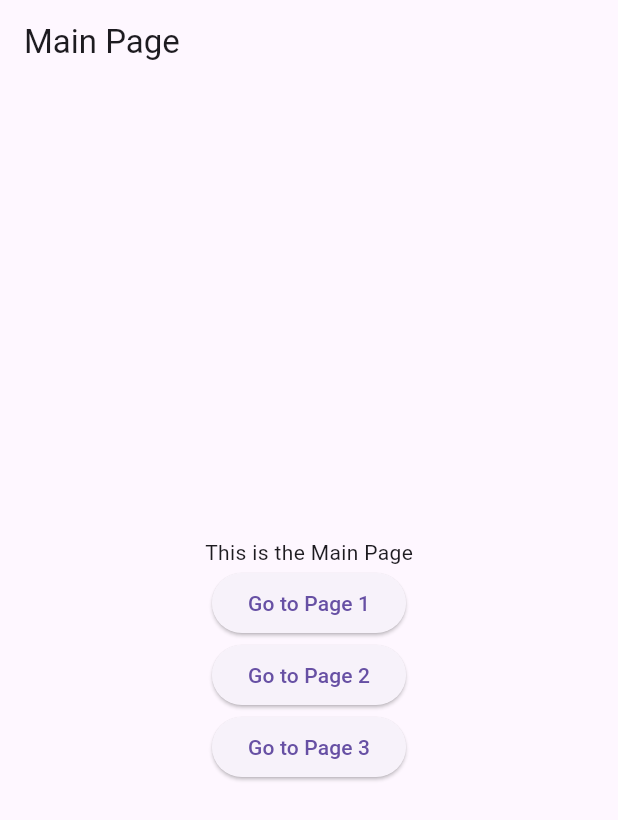
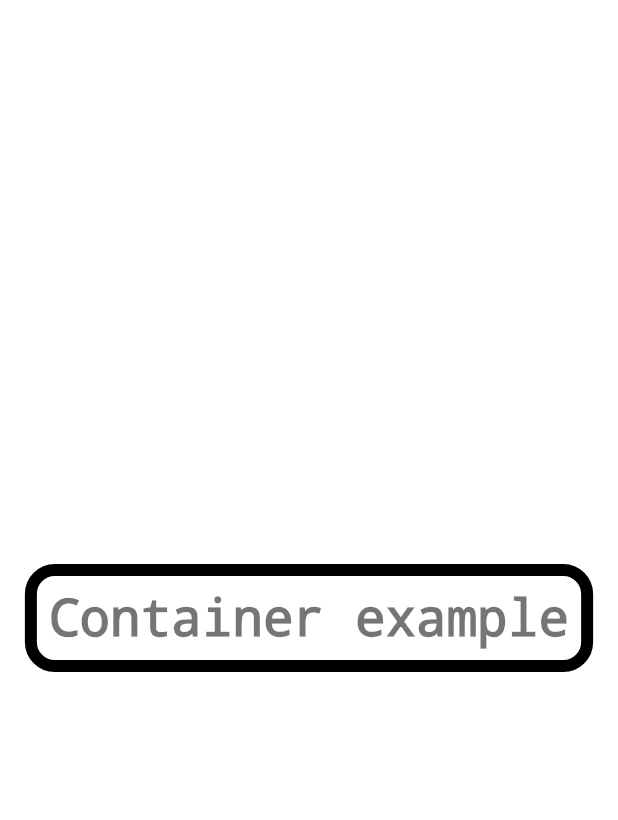
Before and after one commit to ONYIBEFAITHEKUMA/Flutter_Project, a Flutter app: the screen it shows after launch, on a phone screen of 412 x 824 dp. Shown: the top 820 px of the screen. Run offline on Flutter 3.47's test engine with Material 3 defaults, Android fonts, the phone set to English and light mode, and no system bars.

Commit message:
created a file called container.dart, added learnt how container works, added some styleing to it

```diff
--- /dev/null
+++ b/lib/container.dart
@@ -0,0 +1,39 @@
+import 'package:flutter/material.dart';
+
+class ContainerWidget extends StatelessWidget {
+  const ContainerWidget({super.key});
+
+  @override
+  Widget build(BuildContext context) {
+    return Center(
+      child: Container(
+        padding: EdgeInsets.all(8.0),
+        margin: EdgeInsets.all(8.0),
+        decoration: BoxDecoration(
+          borderRadius: BorderRadius.circular(20.0),
+          // color: Colors.red ,
+          border: Border.all(
+            color: Colors.black,
+            // style: BorderStyle.,
+            width: 8.0,
+          ),
+        ),
+
+        child: Text(
+          'Container example',
+          style: TextStyle(
+            decoration: TextDecoration.none,
+            // backgroundColor: Colors.blueAccent,
+            color: Colors.black54,
+            fontSize: 34.0,
+
+            // fontFamily: SafeArea(child: 'Area'),
+
+            // textBaseline:
+            // textBaseline: ,
+          ),
+        ),
+      ),
+    );
+  }
+}
--- a/lib/getting_better.dart
+++ b/lib/getting_better.dart
@@ -13,6 +13,11 @@ class Page3 extends StatelessWidget {
             ElevatedButton(
               onPressed: () {
                 Navigator.pushReplacementNamed(context, '/main');
+
+                Image.asset(
+                  'image/computer.jpeg',
+                );
+                // print('button pressed!' );
               },
               child: Text('Back to Main Page'),
             ),
--- a/lib/main_page.dart
+++ b/lib/main_page.dart
@@ -9,25 +9,26 @@ class MainPage extends StatelessWidget {
         child: Column(
           mainAxisAlignment: MainAxisAlignment.center,
           children: [
-            Text('This is the Main Page'),
-            ElevatedButton(
-              onPressed: () {
-                Navigator.pushNamed(context, '/page1');
-              },
-              child: Text('Go to Page 1'),
-            ),
-            ElevatedButton(
-              onPressed: () {
-                Navigator.pushNamed(context, '/page2');
-              },
-              child: Text('Go to Page 2'),
-            ),
-            ElevatedButton(
-              onPressed: () {
-                Navigator.pushNamed(context, '/page3');
-              },
-              child: Text('Go to Page 3'),
-            ),
+            // Text('This is the Main Page'),
+            // ElevatedButton(
+            //   onPressed: () {
+            //     Navigator.pushNamed(context, '/page1');
+            //   },
+            //   child: Text('Go to Page 1'),
+            // ),
+            // ElevatedButton(
+            //   onPressed: () {
+            //     Navigator.pushNamed(context, '/page2');
+            //   },
+            //   child: Text('Go to Page 2'),
+            // ),
+            // ElevatedButton(
+            //   onPressed: () {
+            //     Navigator.pushNamed(context, '/page3');
+            //   },
+            //   child: Text('Go to Page 3'),
+            // ),
+
           ],
         ),
       ),
--- a/pubspec.yaml
+++ b/pubspec.yaml
@@ -58,8 +58,8 @@ flutter:
   uses-material-design: true
 
   # To add assets to your application, add an assets section, like this:
-  # assets:
-  #   - images/a_dot_burr.jpeg
+  assets:
+    - image/
   #   - images/a_dot_ham.jpeg
 
   # An image asset can refer to one or more resolution-specific "variants", see
```
Also changed, not shown: lib/main.dart (+56 -9 lines), image/computer.jpeg (added).
